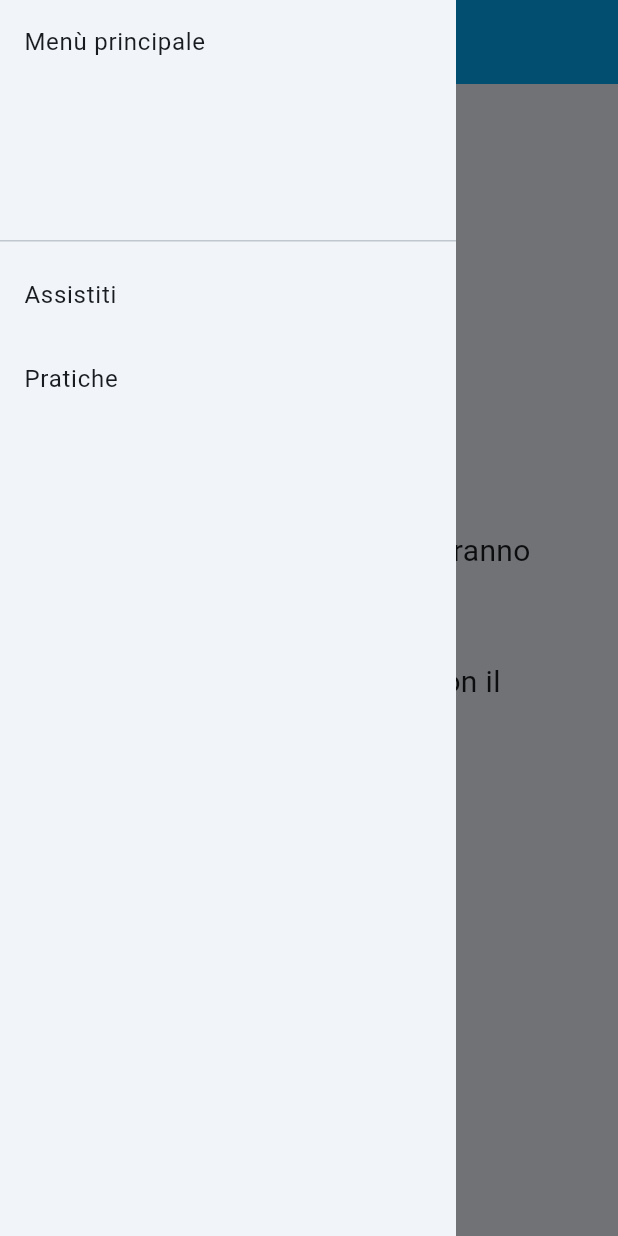
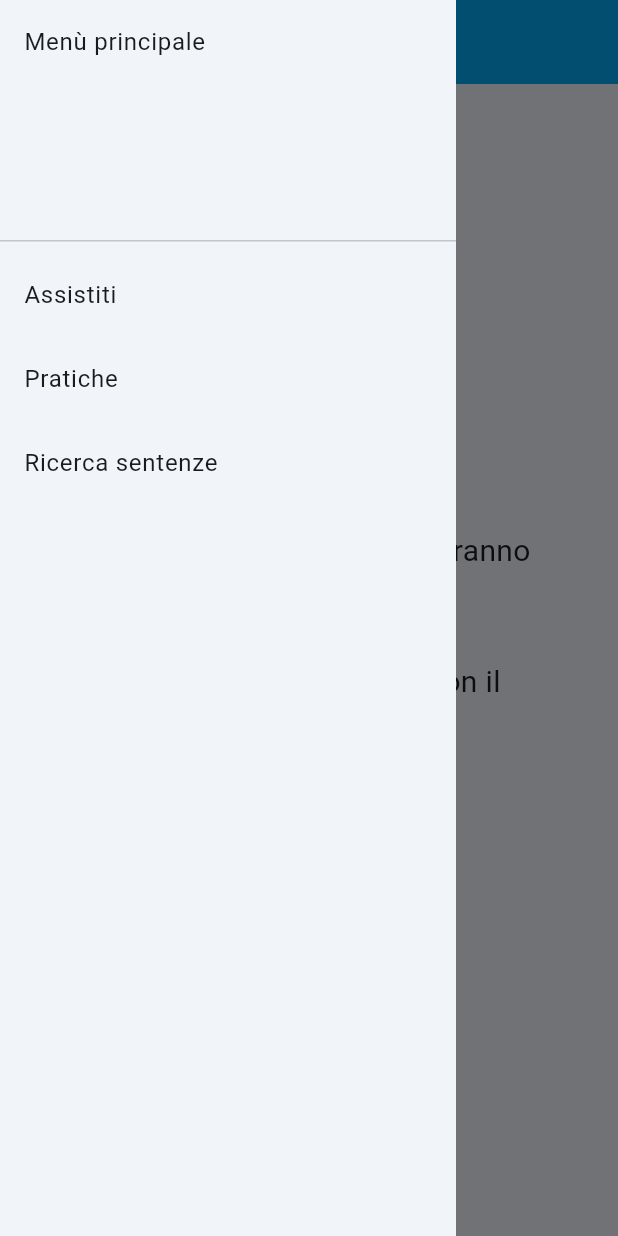
Before and after one commit to Bucciamarcia/lawli, a Flutter app: the screen it shows once a user with an empty profile is signed in, with the side drawer open, on a phone screen of 412 x 824 dp. Run offline on Flutter 3.47's test engine with Material 3 defaults, Android fonts, the phone set to English and light mode, and no system bars; our stand-ins replace cloud_firestore, cloud_functions, data_table_2, expandable_text, file_picker, firebase_auth and 4 more; missing offline and left inert: docx_to_text, file_saver; accounts and stored records are empty.

Commit message:
init ricerca sentenze

```diff
--- a/lib/routes.dart
+++ b/lib/routes.dart
@@ -10,6 +10,7 @@ import "home/recent/recent.dart";
 import 'pratiche/nuovo/nuovo.dart';
 import "pratiche/pratiche.dart";
 import "assistiti/nuovo/nuovo.dart";
+import "ricerca_sentenze/ricerca_sentenze.dart";
 
 final Map<String, WidgetBuilder> routes = {
   '/': (BuildContext context) => const HomeScreen(),
@@ -23,4 +24,5 @@ final Map<String, WidgetBuilder> routes = {
   '/assistiti/nuovo': (BuildContext context) => const NuovoAssistitoScreen(),
   '/pratiche/nuovo': (BuildContext context) => const NuovaPraticaScreen(),
   '/dashboard/document/update': (BuildContext context) => const ViewDocumentScreen(),
+  '/ricerca_sentenze': (BuildContext context) => const RicercaSentenzeScreen(),
 };
--- a/lib/shared/drawer.dart
+++ b/lib/shared/drawer.dart
@@ -64,6 +64,12 @@ class MenuElements {
         onTap: () {
           Navigator.pushNamed(context, '/pratiche');
         },
+      ),
+      ListTile(
+        title: const Text("Ricerca sentenze"),
+        onTap: () {
+          Navigator.pushNamed(context, '/ricerca_sentenze');
+        },
       )
     ];
     return listElements;
```
Also changed, not shown: lib/ricerca_sentenze/ricerca_sentenze.dart (added, +44 -0 lines).
